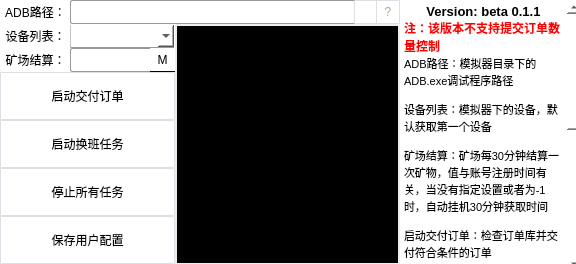
Qt form UI.ui (Amber-siley/JCZXAutoScript) before a commit.
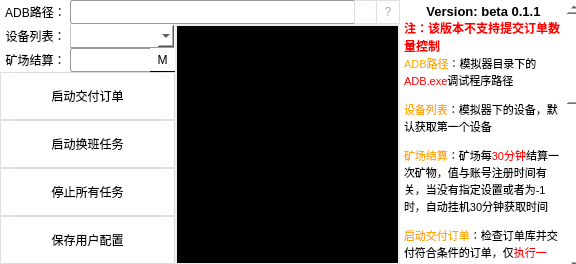
The same form after that commit. Icons and pictures are not drawn.

Commit message: :pencil:: 更新ui及其美化帮助文档

```diff
--- a/UI.ui
+++ b/UI.ui
@@ -1106,13 +1106,17 @@
 &lt;/style&gt;&lt;/head&gt;&lt;body style=&quot; font-family:'Microsoft YaHei UI'; font-size:9pt; font-weight:400; font-style:normal;&quot;&gt;
 &lt;p align=&quot;center&quot; style=&quot; margin-top:0px; margin-bottom:0px; margin-left:0px; margin-right:0px; -qt-block-indent:0; text-indent:0px;&quot;&gt;&lt;span style=&quot; font-size:10pt; font-weight:700;&quot;&gt;Version: beta 0.1.1&lt;/span&gt;&lt;/p&gt;
 &lt;p style=&quot; margin-top:0px; margin-bottom:0px; margin-left:0px; margin-right:0px; -qt-block-indent:0; text-indent:0px;&quot;&gt;&lt;span style=&quot; font-weight:700; color:#ff0000;&quot;&gt;注：该版本不支持提交订单数量控制&lt;/span&gt;&lt;/p&gt;
-&lt;p style=&quot; margin-top:0px; margin-bottom:0px; margin-left:0px; margin-right:0px; -qt-block-indent:0; text-indent:0px;&quot;&gt;&lt;span style=&quot; font-size:8pt;&quot;&gt;ADB路径：模拟器目录下的ADB.exe调试程序路径&lt;/span&gt;&lt;/p&gt;
-&lt;p style=&quot; margin-top:12px; margin-bottom:12px; margin-left:0px; margin-right:0px; -qt-block-indent:0; text-indent:0px;&quot;&gt;&lt;span style=&quot; font-size:8pt;&quot;&gt;设备列表：模拟器下的设备，默认获取第一个设备&lt;/span&gt;&lt;/p&gt;
-&lt;p style=&quot; margin-top:12px; margin-bottom:12px; margin-left:0px; margin-right:0px; -qt-block-indent:0; text-indent:0px;&quot;&gt;&lt;span style=&quot; font-size:8pt;&quot;&gt;矿场结算：矿场每30分钟结算一次矿物，值与账号注册时间有关，当没有指定设置或者为-1时，自动挂机30分钟获取时间&lt;/span&gt;&lt;/p&gt;
-&lt;p style=&quot; margin-top:12px; margin-bottom:12px; margin-left:0px; margin-right:0px; -qt-block-indent:0; text-indent:0px;&quot;&gt;&lt;span style=&quot; font-size:8pt;&quot;&gt;启动交付订单：检查订单库并交付符合条件的订单&lt;/span&gt;&lt;/p&gt;
-&lt;p style=&quot; margin-top:12px; margin-bottom:12px; margin-left:0px; margin-right:0px; -qt-block-indent:0; text-indent:0px;&quot;&gt;&lt;span style=&quot; font-size:8pt;&quot;&gt;启动换班任务：进行矿场换班工作，（注意：请先设置【驻员状况】中的矿场编队预设，需要预设两个队伍，一个主力队伍，一个替换队伍，首先让自己的替换队伍上班，再启动该模式，启动该模式时不要让自己的主力挖矿队伍上班，实际上结算时会自动让主力队伍上班，系统还是会以主力队伍进行结算，替换队伍相当于占位符）&lt;/span&gt;&lt;/p&gt;
-&lt;p style=&quot; margin-top:12px; margin-bottom:12px; margin-left:0px; margin-right:0px; -qt-block-indent:0; text-indent:0px;&quot;&gt;&lt;span style=&quot; font-size:8pt;&quot;&gt;保存用户配置：使用手动修改方式并不会触发自动保存，推荐修改配置项后手动保存配置&lt;/span&gt;&lt;/p&gt;
-&lt;p style=&quot;-qt-paragraph-type:empty; margin-top:0px; margin-bottom:0px; margin-left:0px; margin-right:0px; -qt-block-indent:0; text-indent:0px; font-size:8pt;&quot;&gt;&lt;br /&gt;&lt;/p&gt;
+&lt;p style=&quot; margin-top:0px; margin-bottom:0px; margin-left:0px; margin-right:0px; -qt-block-indent:0; text-indent:0px;&quot;&gt;&lt;span style=&quot; font-size:8pt; color:#ffaa00;&quot;&gt;ADB路径&lt;/span&gt;&lt;span style=&quot; font-size:8pt;&quot;&gt;：模拟器目录下的&lt;/span&gt;&lt;span style=&quot; font-size:8pt; color:#ff0000;&quot;&gt;ADB.exe&lt;/span&gt;&lt;span style=&quot; font-size:8pt;&quot;&gt;调试程序路径&lt;/span&gt;&lt;/p&gt;
+&lt;p style=&quot; margin-top:12px; margin-bottom:12px; margin-left:0px; margin-right:0px; -qt-block-indent:0; text-indent:0px;&quot;&gt;&lt;span style=&quot; font-size:8pt; color:#ffaa00;&quot;&gt;设备列表&lt;/span&gt;&lt;span style=&quot; font-size:8pt;&quot;&gt;：模拟器下的设备，默认获取第一个设备&lt;/span&gt;&lt;/p&gt;
+&lt;p style=&quot; margin-top:12px; margin-bottom:12px; margin-left:0px; margin-right:0px; -qt-block-indent:0; text-indent:0px;&quot;&gt;&lt;span style=&quot; font-size:8pt; color:#ffaa00;&quot;&gt;矿场结算&lt;/span&gt;&lt;span style=&quot; font-size:8pt;&quot;&gt;：矿场每&lt;/span&gt;&lt;span style=&quot; font-size:8pt; color:#ff0000;&quot;&gt;30分钟&lt;/span&gt;&lt;span style=&quot; font-size:8pt;&quot;&gt;结算一次矿物，值与账号注册时间有关，当没有指定设置或者为-1时，自动挂机30分钟获取时间&lt;/span&gt;&lt;/p&gt;
+&lt;p style=&quot; margin-top:12px; margin-bottom:12px; margin-left:0px; margin-right:0px; -qt-block-indent:0; text-indent:0px;&quot;&gt;&lt;span style=&quot; font-size:8pt; color:#ffaa00;&quot;&gt;启动交付订单&lt;/span&gt;&lt;span style=&quot; font-size:8pt;&quot;&gt;：检查订单库并交付符合条件的订单，仅&lt;/span&gt;&lt;span style=&quot; font-size:8pt; color:#ff0000;&quot;&gt;执行一次&lt;/span&gt;&lt;span style=&quot; font-size:8pt;&quot;&gt;，稳定性较低，在找完符合条件的订单并合成交付后，就结束控制&lt;/span&gt;&lt;/p&gt;
+&lt;p style=&quot; margin-top:12px; margin-bottom:12px; margin-left:0px; margin-right:0px; -qt-block-indent:0; text-indent:0px;&quot;&gt;&lt;span style=&quot; font-size:8pt; color:#ffaa00;&quot;&gt;启动换班任务&lt;/span&gt;&lt;span style=&quot; font-size:8pt;&quot;&gt;：进行矿场换班工作，无限时间运行（除非手动停止），&lt;/span&gt;&lt;span style=&quot; font-size:8pt; color:#ff0000;&quot;&gt;高稳定性&lt;/span&gt;&lt;span style=&quot; font-size:8pt;&quot;&gt;，在未到达矿场结算时间是脚本不操作游戏，玩家可以自由控制（注意：请先设置【&lt;/span&gt;&lt;span style=&quot; font-size:8pt; color:#ff0000;&quot;&gt;驻员状况&lt;/span&gt;&lt;span style=&quot; font-size:8pt;&quot;&gt;】中的矿场编队预设，需要预设两个队伍，一个主力队伍，一个替换队伍，首先让自己的&lt;/span&gt;&lt;span style=&quot; font-size:8pt; color:#ff0000;&quot;&gt;替换队伍&lt;/span&gt;&lt;span style=&quot; font-size:8pt;&quot;&gt;上班，再启动该模式，启动该模式时不要让自己的&lt;/span&gt;&lt;span style=&quot; font-size:8pt; color:#ff0000;&quot;&gt;主力挖矿&lt;/span&gt;&lt;span style=&quot; font-size:8pt;&quot;&gt;队伍上班，实际上结算时会自动让主力队伍上班，系统还是会以主力队伍进行结算，&lt;/span&gt;&lt;span style=&quot; font-size:8pt; color:#ff0000;&quot;&gt;替换队伍&lt;/span&gt;&lt;span style=&quot; font-size:8pt;&quot;&gt;相当于&lt;/span&gt;&lt;span style=&quot; font-size:8pt; color:#ff0000;&quot;&gt;占位符&lt;/span&gt;&lt;span style=&quot; font-size:8pt;&quot;&gt;）&lt;/span&gt;&lt;/p&gt;
+&lt;p style=&quot; margin-top:12px; margin-bottom:12px; margin-left:0px; margin-right:0px; -qt-block-indent:0; text-indent:0px;&quot;&gt;&lt;span style=&quot; font-size:8pt; color:#ffaa00;&quot;&gt;保存用户配置&lt;/span&gt;&lt;span style=&quot; font-size:8pt;&quot;&gt;：使用手动修改方式并不会触发自动保存，推荐修改配置项后手动保存配置&lt;/span&gt;&lt;/p&gt;
+&lt;p align=&quot;center&quot; style=&quot; margin-top:0px; margin-bottom:0px; margin-left:0px; margin-right:0px; -qt-block-indent:0; text-indent:0px;&quot;&gt;&lt;span style=&quot; font-size:8pt; color:#aa55ff;&quot;&gt;TODO&lt;/span&gt;&lt;/p&gt;
+&lt;p style=&quot; margin-top:0px; margin-bottom:0px; margin-left:0px; margin-right:0px; -qt-block-indent:0; text-indent:0px;&quot;&gt;&lt;span style=&quot; font-size:8pt; color:#aa55ff;&quot;&gt;1，订单数量控制&lt;/span&gt;&lt;/p&gt;
+&lt;p style=&quot; margin-top:0px; margin-bottom:0px; margin-left:0px; margin-right:0px; -qt-block-indent:0; text-indent:0px;&quot;&gt;&lt;span style=&quot; font-size:8pt; color:#aa55ff;&quot;&gt;2，订单素材是否启用合成&lt;/span&gt;&lt;/p&gt;
+&lt;p style=&quot;-qt-paragraph-type:empty; margin-top:0px; margin-bottom:0px; margin-left:0px; margin-right:0px; -qt-block-indent:0; text-indent:0px;&quot;&gt;&lt;br /&gt;&lt;/p&gt;
+&lt;p style=&quot;-qt-paragraph-type:empty; margin-top:0px; margin-bottom:0px; margin-left:0px; margin-right:0px; -qt-block-indent:0; text-indent:0px;&quot;&gt;&lt;br /&gt;&lt;/p&gt;
 &lt;p style=&quot;-qt-paragraph-type:empty; margin-top:0px; margin-bottom:0px; margin-left:0px; margin-right:0px; -qt-block-indent:0; text-indent:0px;&quot;&gt;&lt;br /&gt;&lt;/p&gt;&lt;/body&gt;&lt;/html&gt;</string>
    </property>
   </widget>
```
Left out of the diff: 2 changed lines with no effect on the pictures. The commit also changes 1 other file.
